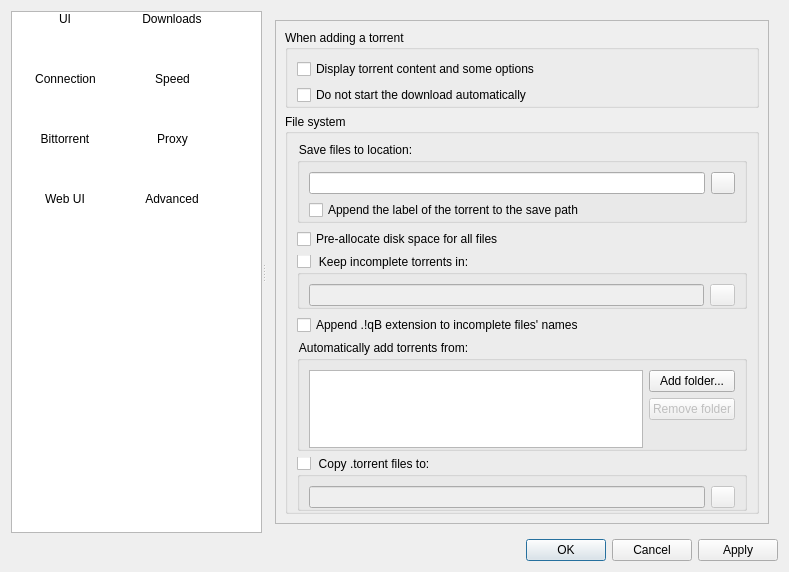
The window that src/ui/options.ui (SysAdminDoc/qBittorrent-Vanced) describes before a commit, drawn with Qt 5.
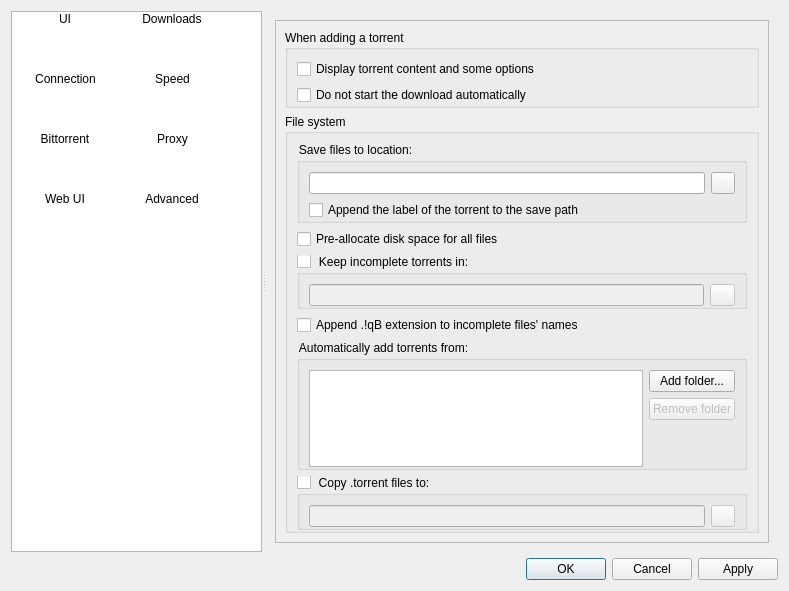
The same window after the commit. The open tabs and pages were chosen to show the change. Icons and pictures are not drawn.

Commit message: Increased options window height to avoid scrollbars

```diff
--- a/src/ui/options.ui
+++ b/src/ui/options.ui
@@ -7,7 +7,7 @@
     <x>0</x>
     <y>0</y>
     <width>789</width>
-    <height>572</height>
+    <height>591</height>
    </rect>
   </property>
   <property name="sizePolicy">
@@ -514,7 +514,7 @@
            <property name="geometry">
             <rect>
              <x>0</x>
-             <y>0</y>
+             <y>-98</y>
              <width>506</width>
              <height>504</height>
             </rect>
```
Left out of the diff: 2 changed lines with no effect on the pictures.
